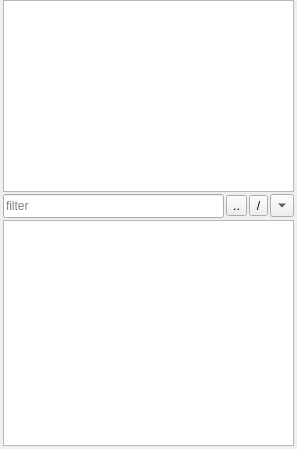
chrisjaquet/OpenGMS, file src/ui/DockWidgetFileExplorer.ui: the form before one commit.
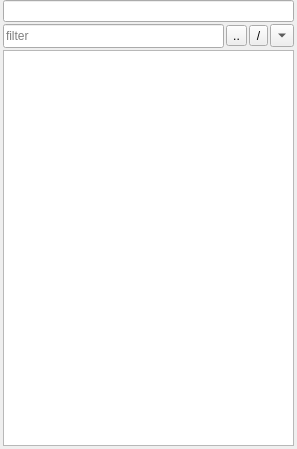
The form after the commit.

Diff of the .ui file:
```diff
--- a/src/ui/DockWidgetFileExplorer.ui
+++ b/src/ui/DockWidgetFileExplorer.ui
@@ -31,44 +31,7 @@
      <number>3</number>
     </property>
     <item>
-     <widget class="QTextEdit" name="textEditAddressBar">
-      <property name="sizePolicy">
-       <sizepolicy hsizetype="Expanding" vsizetype="Fixed">
-        <horstretch>0</horstretch>
-        <verstretch>0</verstretch>
-       </sizepolicy>
-      </property>
-      <property name="minimumSize">
-       <size>
-        <width>0</width>
-        <height>24</height>
-       </size>
-      </property>
-      <property name="maximumSize">
-       <size>
-        <width>16777215</width>
-        <height>16777215</height>
-       </size>
-      </property>
-      <property name="contextMenuPolicy">
-       <enum>Qt::NoContextMenu</enum>
-      </property>
-      <property name="verticalScrollBarPolicy">
-       <enum>Qt::ScrollBarAsNeeded</enum>
-      </property>
-      <property name="horizontalScrollBarPolicy">
-       <enum>Qt::ScrollBarAlwaysOff</enum>
-      </property>
-      <property name="tabChangesFocus">
-       <bool>true</bool>
-      </property>
-      <property name="undoRedoEnabled">
-       <bool>true</bool>
-      </property>
-      <property name="lineWrapMode">
-       <enum>QTextEdit::NoWrap</enum>
-      </property>
-     </widget>
+     <widget class="QLineEdit" name="textEditAddressBar"/>
     </item>
     <item>
      <layout class="QHBoxLayout" name="horizontalLayout">
```
